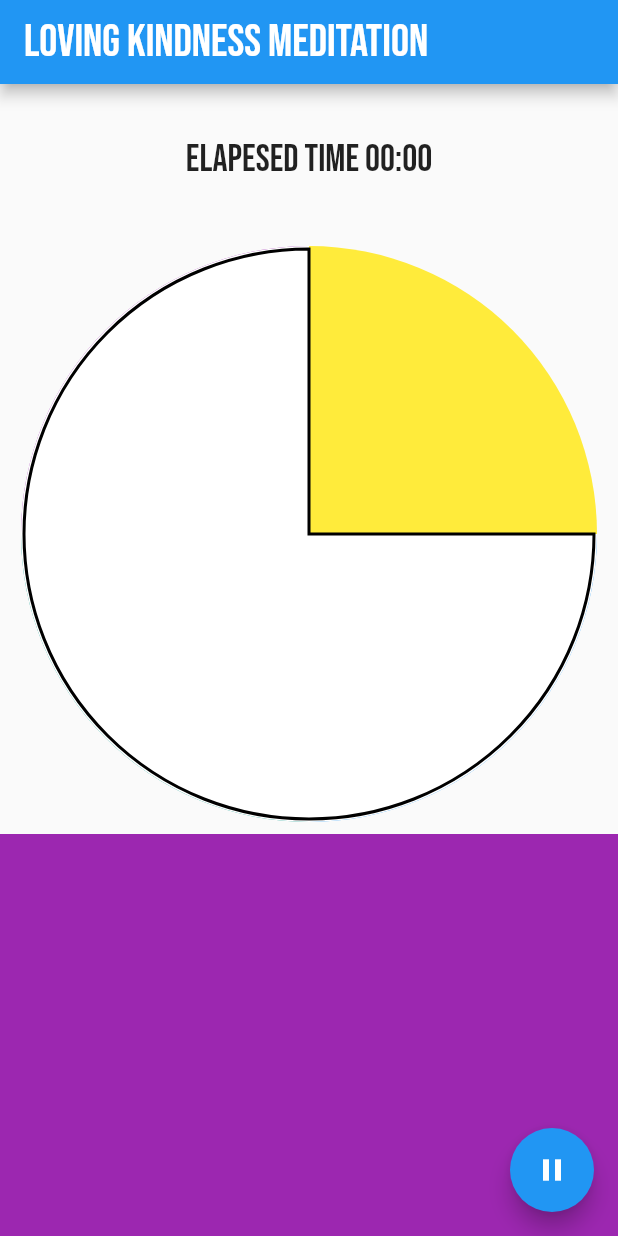
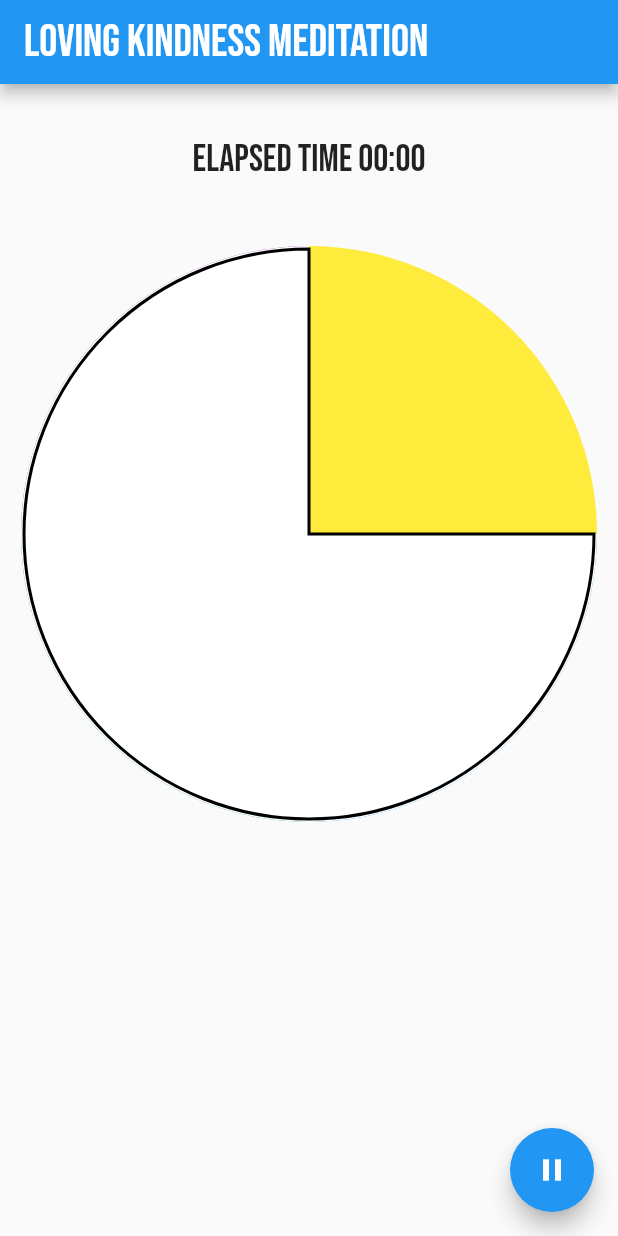
Before and after one commit to mfeckie/loving_kindness_meditation, a Flutter app: the screen it shows after launch, on a phone screen of 412 x 824 dp. Run offline on Flutter 3.47's test engine with Material 2 defaults, Android fonts, the phone set to English and light mode, and no system bars.

Commit message:
Remove background and fix typo

```diff
--- a/lib/main.dart
+++ b/lib/main.dart
@@ -54,7 +54,7 @@ class LovingKindnessMainState extends State<LovingKindnessMain> {
   get elapsedFormatted {
     final minutes = padTime(elapsed.inMinutes % 60);
     final seconds = padTime(elapsed.inSeconds % 60);
-    return "Elapesed time $minutes:$seconds";
+    return "Elapsed time $minutes:$seconds";
   }
 
   @override
@@ -119,7 +119,6 @@ class LovingKindnessMainState extends State<LovingKindnessMain> {
           ),
           Expanded(
             child: Container(
-              color: Colors.purple,
             ),
           )
         ],
```
